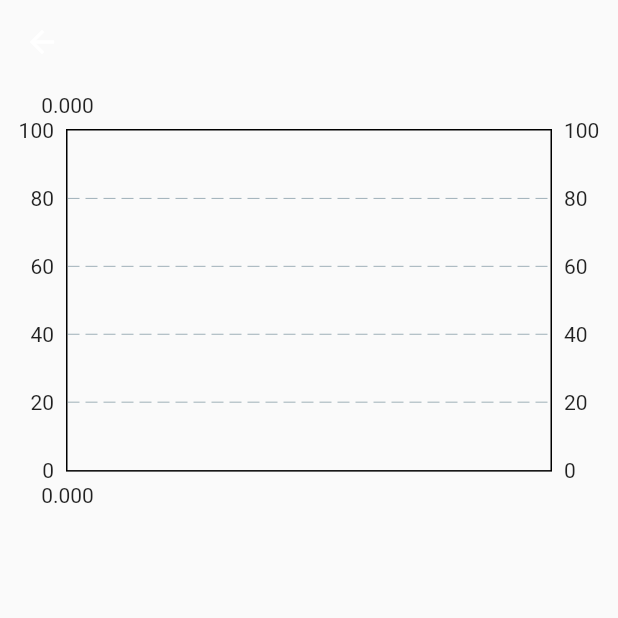
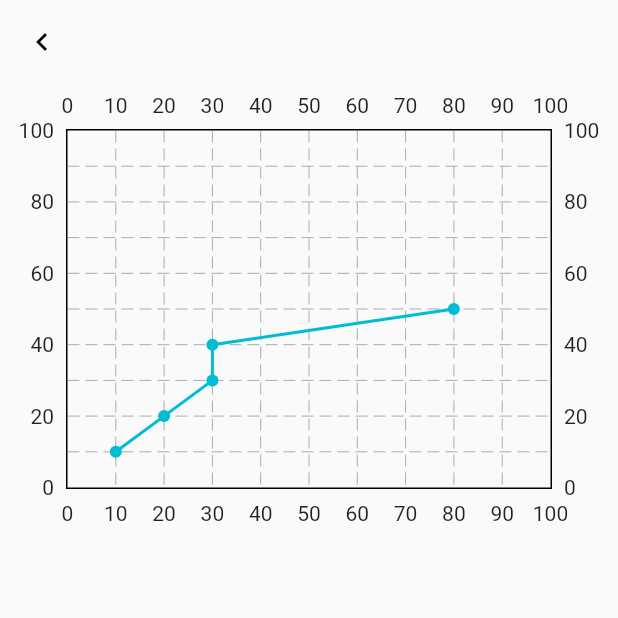
Before and after one commit to ShmokeD/menace_flutter, a Flutter app: the screen it shows after launch, after a tap on the "auto graph" icon, on a phone screen of 412 x 824 dp, the top half of it. Run offline on Flutter 3.47's test engine with Material 2 defaults, Android fonts, the phone set to English and light mode, and no system bars; missing offline and left inert: dart_random_choice.

Commit message:
Add Logo and re-start WinRateChart

```diff
--- a/lib/screens/game_screen.dart
+++ b/lib/screens/game_screen.dart
@@ -28,16 +28,12 @@ class _GameScreenState extends State<GameScreen> {
             ))
       ]),
       body: Column(children: [
-        Container(
-          width: double.infinity,
-          height: 250,
-          color: Colors.black,
-        ),
+        Image.asset('assets/logo.png'),
         GameWidget(width: width, manager: widget.manager),
         Flexible(
           child: Container(
             width: double.infinity,
-            color: Colors.black,
+            color: Colors.white,
           ),
         )
       ]),
--- a/lib/screens/overview_screen.dart
+++ b/lib/screens/overview_screen.dart
@@ -8,10 +8,47 @@ class OverViewScreen extends StatelessWidget {
   @override
   Widget build(BuildContext context) {
     return Scaffold(
-      appBar: AppBar(
-        forceMaterialTransparency: true,
-      ),
-      body: Column(children: [LineChart(LineChartData(maxY: 100))]),
-    );
+        appBar: AppBar(
+          forceMaterialTransparency: true,
+          leading: IconButton(
+            icon: const Icon(
+              Icons.chevron_left_outlined,
+              color: Colors.black,
+            ),
+            onPressed: () => Navigator.of(context).pop(),
+          ),
+        ),
+        body: Column(
+          children: [
+            SizedBox(
+              height: 300,
+              child: LineChart(
+                LineChartData(
+                  lineBarsData: [
+                    LineChartBarData(spots: [
+                      FlSpot(10, 10),
+                      FlSpot(20, 20),
+                      FlSpot(30, 30),
+                      FlSpot(30, 40),
+                      FlSpot(80, 50),
+                    ])
+                  ],
+                  gridData: const FlGridData(
+                    verticalInterval: 10,
+                    horizontalInterval: 10,
+                    show: true,
+                  ),
+                  maxY: 100,
+                  maxX: 100,
+                  minX: 0,
+                  minY: 0,
+                ),
+                curve: Curves.bounceInOut,
+              ),
+            ),
+          ],
+        )
+        // body: Column(children: [LineChart(LineChartData(maxY: 100))]),
+        );
   }
 }
--- a/lib/widgets/game_widget.dart
+++ b/lib/widgets/game_widget.dart
@@ -4,7 +4,7 @@ import 'package:flutter/material.dart';
 import '../managers/manager.dart';
 
 class GameWidget extends StatefulWidget {
-  GameWidget({super.key, required this.width, required this.manager});
+  const GameWidget({super.key, required this.width, required this.manager});
   final double width;
 
   final GameManager manager;
--- a/pubspec.yaml
+++ b/pubspec.yaml
@@ -50,6 +50,9 @@ dev_dependencies:
 # following page: https://dart.dev/tools/pub/pubspec
 # The following section is specific to Flutter packages.
 flutter:
+  assets:
+    - assets/logo.png
+
 
   # The following line ensures that the Material Icons font is
   # included with your application, so that you can use the icons in
```
Also changed, not shown: assets/logo.png (added).
